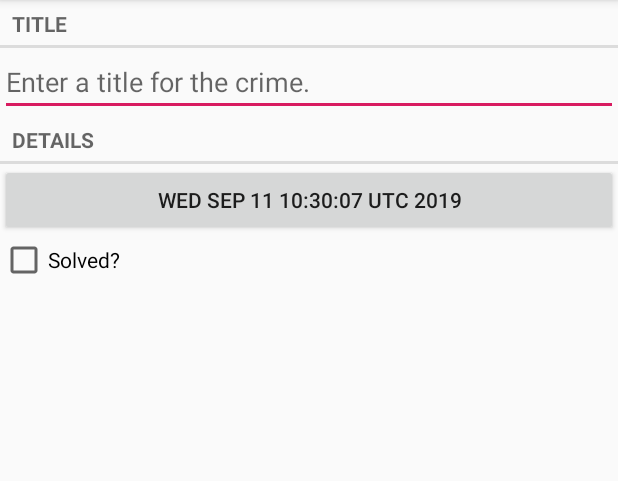
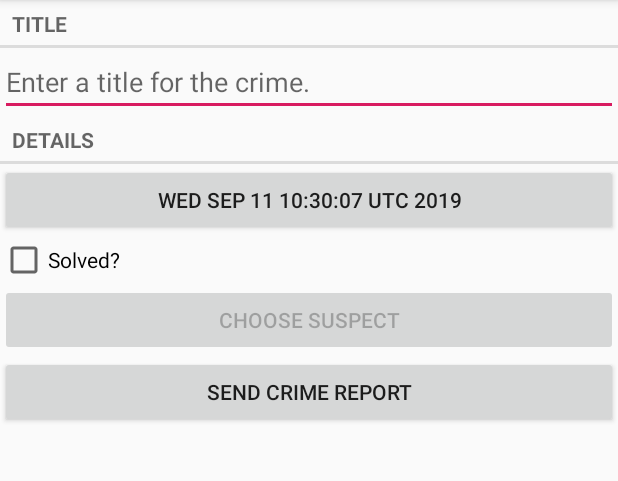
Before and after one commit to usc-NJH022/Criminal_Intent_New, an Android app: the screen it shows after launch (CrimePagerActivity), after a tap on "New Crime", on a phone screen of 412 x 824 dp, the part 84-565 px from its top. Run offline under Robolectric (Android 15) with nearby library versions, the phone set to English and light mode, and no system bars.

Commit message:
Finished Chapter 15, all functionality is complete

```diff
--- a/app/src/main/java/android/bignerdranch/criminalintent/Crime.java
+++ b/app/src/main/java/android/bignerdranch/criminalintent/Crime.java
@@ -8,6 +8,7 @@ public class Crime {
     private String mTitle;
     private Date mDate;
     private boolean mSolved;
+    private String mSuspect;
 
     public Crime() {
         this(UUID.randomUUID());
@@ -45,4 +46,12 @@ public class Crime {
     public void setSolved(boolean solved){
         mSolved = solved;
     }
+
+    public String getSuspect(){
+        return mSuspect;
+    }
+
+    public void setSuspect(String suspect){
+        mSuspect = suspect;
+    }
 }
--- a/app/src/main/java/android/bignerdranch/criminalintent/CrimeDbSchema/CrimeBaseHelper.java
+++ b/app/src/main/java/android/bignerdranch/criminalintent/CrimeDbSchema/CrimeBaseHelper.java
@@ -21,7 +21,9 @@ public class CrimeBaseHelper extends SQLiteOpenHelper {
                 CrimeTable.Cols.UUID + ", " +
                 CrimeTable.Cols.TITLE + ", " +
                 CrimeTable.Cols.DATE + ", " +
-                CrimeTable.Cols.SOLVED + ")");
+                CrimeTable.Cols.SOLVED + ", " +
+                CrimeTable.Cols.SUSPECT + ")"
+        );
     }
 
     @Override
--- a/app/src/main/java/android/bignerdranch/criminalintent/CrimeDbSchema/CrimeCursorWrapper.java
+++ b/app/src/main/java/android/bignerdranch/criminalintent/CrimeDbSchema/CrimeCursorWrapper.java
@@ -17,11 +17,13 @@ public class CrimeCursorWrapper extends CursorWrapper {
         String title = getString(getColumnIndex(CrimeDbSchema.CrimeTable.Cols.TITLE));
         long date = getLong(getColumnIndex(CrimeDbSchema.CrimeTable.Cols.DATE));
         int isSolved = getInt(getColumnIndex(CrimeDbSchema.CrimeTable.Cols.SOLVED));
+        String suspect = getString(getColumnIndex(CrimeDbSchema.CrimeTable.Cols.SUSPECT));
 
         Crime crime = new Crime(UUID.fromString(uuidString));
         crime.setTitle(title);
         crime.setDate(new Date(date));
         crime.setSolved(isSolved != 0);
+        crime.setSuspect(suspect);
 
         return crime;
     }
--- a/app/src/main/java/android/bignerdranch/criminalintent/CrimeDbSchema/CrimeDbSchema.java
+++ b/app/src/main/java/android/bignerdranch/criminalintent/CrimeDbSchema/CrimeDbSchema.java
@@ -9,6 +9,7 @@ public class CrimeDbSchema {
             public static final String TITLE = "title";
             public static final String DATE = "date";
             public static final String SOLVED = "solved";
+            public static final String SUSPECT = "suspect";
         }
     }
 }
--- a/app/src/main/java/android/bignerdranch/criminalintent/CrimeFragment.java
+++ b/app/src/main/java/android/bignerdranch/criminalintent/CrimeFragment.java
@@ -2,7 +2,11 @@ package android.bignerdranch.criminalintent;
 
 import android.app.Activity;
 import android.content.Intent;
+import android.content.pm.PackageManager;
+import android.database.Cursor;
+import android.net.Uri;
 import android.os.Bundle;
+import android.provider.ContactsContract;
 import android.text.Editable;
 import android.text.TextWatcher;
 import android.view.LayoutInflater;
@@ -16,6 +20,7 @@ import android.widget.EditText;
 import androidx.fragment.app.Fragment;
 import androidx.fragment.app.FragmentManager;
 
+import android.text.format.DateFormat;
 import java.util.Date;
 import java.util.UUID;
 
@@ -27,11 +32,14 @@ public class CrimeFragment extends Fragment {
     private static final String DIALOG_DATE = "DialogDate";
 
     private static final int REQUEST_DATE = 0;
+    private static final int REQUEST_CONTACT = 1;
 
     private Crime mCrime;
     private EditText mTitleField;
     private Button mDateButton;
     private CheckBox mSolvedCheckBox;
+    private Button mSuspectButton;
+    private Button mReportButton;
 
     public static CrimeFragment newInstance(UUID crimeId){
         Bundle args = new Bundle();
@@ -101,6 +109,39 @@ public class CrimeFragment extends Fragment {
                 mCrime.setSolved(isChecked);
             }
         });
+
+        mReportButton = (Button)v.findViewById(R.id.crime_report);
+        mReportButton.setOnClickListener(new View.OnClickListener(){
+            public void onClick(View v){
+                Intent i = new Intent(Intent.ACTION_SEND);
+                i.setType("text/plain");
+                i.putExtra(Intent.EXTRA_TEXT, getCrimeReport());
+                i.putExtra(Intent.EXTRA_SUBJECT,
+                        getString(R.string.crime_report_subject));
+            i = Intent.createChooser(i, getString(R.string.send_report));
+            startActivity(i);
+            }
+        });
+
+        final Intent pickContact = new Intent(Intent.ACTION_PICK,
+                ContactsContract.Contacts.CONTENT_URI);
+        mSuspectButton = (Button)v.findViewById(R.id.crime_suspect);
+        mSuspectButton.setOnClickListener(new View.OnClickListener(){
+            public void onClick(View v){
+                startActivityForResult(pickContact, REQUEST_CONTACT);
+            }
+        });
+
+        if(mCrime.getSuspect() != null){
+            mSuspectButton.setText(mCrime.getSuspect());
+        }
+
+        PackageManager packageManager = getActivity().getPackageManager();
+        if(packageManager.resolveActivity(pickContact,
+                packageManager.MATCH_DEFAULT_ONLY) == null){
+            mSuspectButton.setEnabled(false);
+        }
+
         return v;
     }
 
@@ -115,10 +156,59 @@ public class CrimeFragment extends Fragment {
                     .getSerializableExtra(DatePickerFragment.EXTRA_DATE);
             mCrime.setDate(date);
             updateDate();
+        }else if(requestCode == REQUEST_CONTACT && data != null){
+            Uri contactUri = data.getData();
+            // Specify which fields you want your query to return
+            // values for
+            String[] queryFields = new String[]{
+                    ContactsContract.Contacts.DISPLAY_NAME
+            };
+            // Perform your query - the contacturi is like a "where"
+            // clause here
+            Cursor c = getActivity().getContentResolver()
+                    .query(contactUri, queryFields, null, null, null);
+            try {
+                // Double-check that you actually got results
+                if(c.getCount() == 0){
+                    return;
+                }
+
+                // Pull out the first column of the first row of data -
+                // that is your suspect's name
+                c.moveToFirst();
+                String suspect = c.getString(0);
+                mSuspectButton.setText(suspect);
+            }finally {
+                c.close();
+            }
         }
     }
 
     private void updateDate() {
         mDateButton.setText(mCrime.getDate().toString());
     }
+
+    private String getCrimeReport(){
+        String solvedString = null;
+        if(mCrime.isSolved()){
+            solvedString = getString(R.string.crime_report_solved);
+        }else{
+            solvedString = getString(R.string.crime_report_unsolved);
+        }
+
+        String dateFormat = "EEE, MMM dd";
+        String dateString = DateFormat.format(dateFormat, mCrime.getDate()).toString();
+
+        String suspect = mCrime.getSuspect();
+        if(suspect == null){
+            suspect = getString(R.string.crime_report_no_suspect);
+        }else{
+            suspect = getString(R.string.crime_report_suspect, suspect);
+        }
+
+        String report = getString(R.string.crime_report,
+                mCrime.getTitle(), dateString, solvedString, suspect);
+
+        return report;
+    }
 }
--- a/app/src/main/java/android/bignerdranch/criminalintent/CrimeLab.java
+++ b/app/src/main/java/android/bignerdranch/criminalintent/CrimeLab.java
@@ -100,6 +100,7 @@ public class CrimeLab {
         values.put(CrimeDbSchema.CrimeTable.Cols.TITLE, crime.getTitle());
         values.put(CrimeDbSchema.CrimeTable.Cols.DATE, crime.getDate().getTime());
         values.put(CrimeDbSchema.CrimeTable.Cols.SOLVED, crime.isSolved() ? 1 : 0);
+        values.put(CrimeDbSchema.CrimeTable.Cols.SUSPECT, crime.getSuspect());
 
         return values;
     }
--- a/app/src/main/java/android/bignerdranch/criminalintent/CrimeListFragment.java
+++ b/app/src/main/java/android/bignerdranch/criminalintent/CrimeListFragment.java
@@ -21,16 +21,18 @@ import java.util.List;
 
 public class CrimeListFragment extends Fragment {
 
-    private RecyclerView mCrimeRecyclerView;
-    private CrimeAdapter mAdapter;
-    private boolean mSubtitleVisible;
-    private static final String SAVED_SUBTITLE_VISIBLE = "subtitle";
+    private RecyclerView mCrimeRecyclerView; // change to mActivityRecyclerView
+    private CrimeAdapter mAdapter; // change to ActivityAdapter
+    private boolean mSubtitleVisible; // Stay same
+    private static final String SAVED_SUBTITLE_VISIBLE = "subtitle"; // stay sane
 
+    //Stay the same
     @Override
     public void onCreate(Bundle savedInstanceState){
         super.onCreate(savedInstanceState);
         setHasOptionsMenu(true);
     }
+
 
     @Override
     public View onCreateView(LayoutInflater inflater, ViewGroup container, Bundle savedInstanceState){
--- a/app/src/main/res/layout/fragment_crime.xml
+++ b/app/src/main/res/layout/fragment_crime.xml
@@ -34,4 +34,16 @@
         android:layout_height="wrap_content"
         android:text="@string/crime_solved_label"/>
 
+    <Button
+        android:id="@+id/crime_suspect"
+        android:layout_width="match_parent"
+        android:layout_height="wrap_content"
+        android:text="@string/crime_suspect_text"/>
+
+    <Button
+        android:id="@+id/crime_report"
+        android:layout_width="match_parent"
+        android:layout_height="wrap_content"
+        android:text="@string/crime_report_text"/>
+
 </LinearLayout>
--- a/app/src/main/res/values/strings.xml
+++ b/app/src/main/res/values/strings.xml
@@ -9,4 +9,15 @@
     <string name="show_subtitle">Show Subtitle</string>
     <string name="hide_subtitle">Hide Subtitle</string>
     <string name="subtitle_format">%1$d crimes</string>
+    <string name="crime_suspect_text">Choose Suspect</string>
+    <string name="crime_report_text">Send Crime Report</string>
+    <string name="crime_report">%1$s!
+    The crime was discovered on %2$s. %3$s, and %4$s
+    </string>
+    <string name="crime_report_solved">The case is solved</string>
+    <string name="crime_report_unsolved">The case is not solved</string>
+    <string name="crime_report_no_suspect">there is no suspect.</string>
+    <string name="crime_report_suspect">the suspect is %s.</string>
+    <string name="crime_report_subject">CriminalIntent Crime Report</string>
+    <string name="send_report">Send crime report via</string>
 </resources>
```
